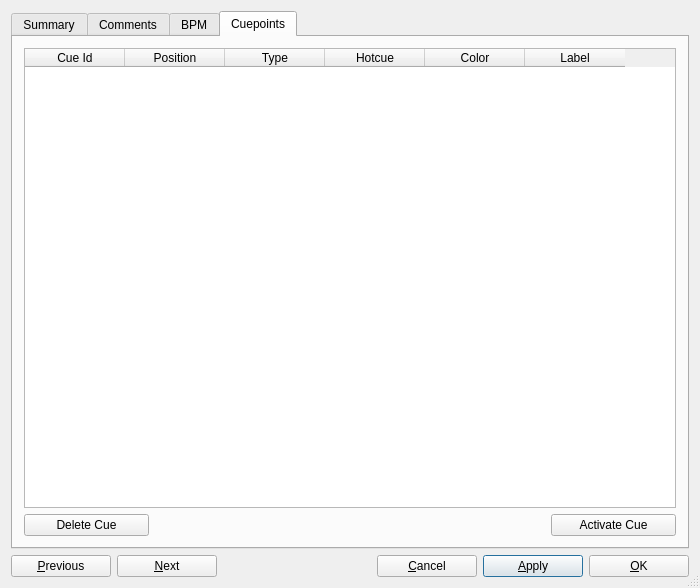
This is src/library/dlgtrackinfo.ui in mixxxdj/mixxx as Qt 5 draws it before an edit. The edited form follows.
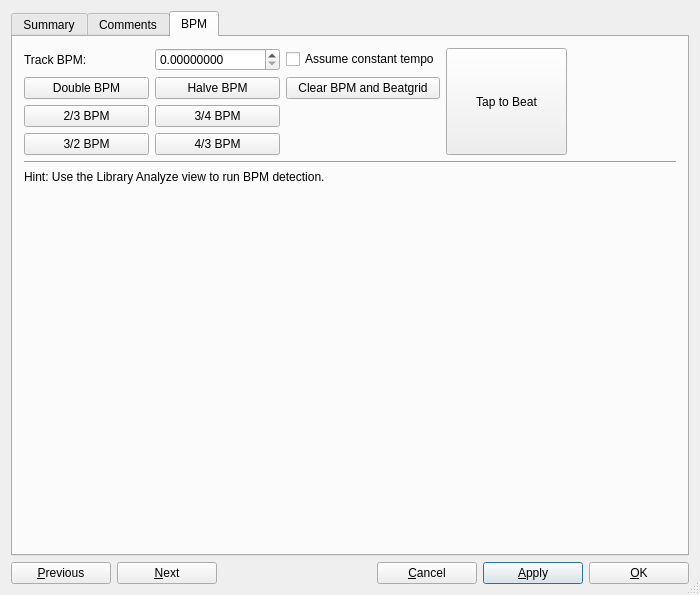
This is the edited form. The open tabs and pages were chosen to show the change.

Commit message: Remove cues tab on TrackInfo

The edit to the form file:
```diff
--- a/src/library/dlgtrackinfo.ui
+++ b/src/library/dlgtrackinfo.ui
@@ -7,7 +7,7 @@
     <x>0</x>
     <y>0</y>
     <width>700</width>
-    <height>588</height>
+    <height>595</height>
    </rect>
   </property>
   <property name="sizePolicy">
@@ -798,90 +798,6 @@
        </item>
       </layout>
      </widget>
-     <widget class="QWidget" name="tabCuepoints">
-      <attribute name="title">
-       <string>Cuepoints</string>
-      </attribute>
-      <layout class="QVBoxLayout" name="verticalLayout">
-       <item>
-        <widget class="QTableWidget" name="cueTable">
-         <column>
-          <property name="text">
-           <string>Cue Id</string>
-          </property>
-         </column>
-         <column>
-          <property name="text">
-           <string>Position</string>
-          </property>
-         </column>
-         <column>
-          <property name="text">
-           <string>Type</string>
-          </property>
-         </column>
-         <column>
-          <property name="text">
-           <string>Hotcue</string>
-          </property>
-         </column>
-         <column>
-          <property name="text">
-           <string>Color</string>
-          </property>
-         </column>
-         <column>
-          <property name="text">
-           <string>Label</string>
-          </property>
-         </column>
-        </widget>
-       </item>
-       <item>
-        <layout class="QHBoxLayout" name="horizontalLayout">
-         <item>
-          <widget class="QPushButton" name="btnCueDelete">
-           <property name="minimumSize">
-            <size>
-             <width>125</width>
-             <height>0</height>
-            </size>
-           </property>
-           <property name="text">
-            <string>Delete Cue</string>
-           </property>
-          </widget>
-         </item>
-         <item>
-          <spacer name="horizontalSpacer_3">
-           <property name="orientation">
-            <enum>Qt::Horizontal</enum>
-           </property>
-           <property name="sizeHint" stdset="0">
-            <size>
-             <width>40</width>
-             <height>20</height>
-            </size>
-           </property>
-          </spacer>
-         </item>
-         <item>
-          <widget class="QPushButton" name="btnCueActivate">
-           <property name="minimumSize">
-            <size>
-             <width>125</width>
-             <height>0</height>
-            </size>
-           </property>
-           <property name="text">
-            <string>Activate Cue</string>
-           </property>
-          </widget>
-         </item>
-        </layout>
-       </item>
-      </layout>
-     </widget>
     </widget>
    </item>
    <item>
```
Left out of the diff: 16 changed lines with no effect on the pictures. The commit also changes 2 other files.
